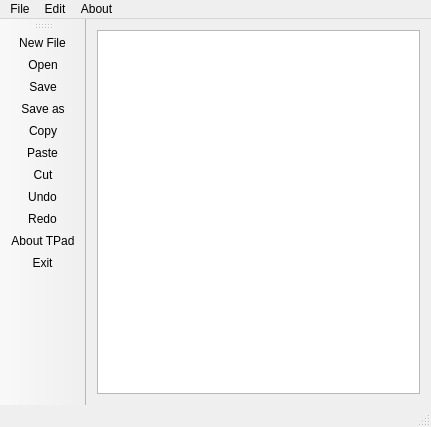
Old version of the form src/mainwindow.ui in the repository ZeroDot1/Clevit.
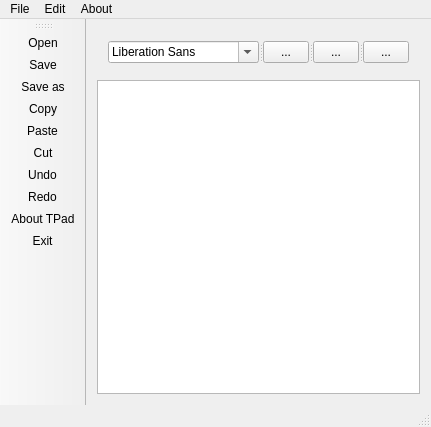
New version of the form. Icons and pictures are not drawn.

Commit message:
* Add Bold , Italic and Underline buttons
* Add a FontComboBox to change the font of the text

What changed in the file:
```diff
--- a/src/mainwindow.ui
+++ b/src/mainwindow.ui
@@ -18,7 +18,79 @@
     <normaloff>:/icons/icons/icon.png</normaloff>:/icons/icons/icon.png</iconset>
   </property>
   <widget class="QWidget" name="centralWidget">
-   <layout class="QHBoxLayout" name="horizontalLayout">
+   <layout class="QVBoxLayout" name="verticalLayout">
+    <item>
+     <widget class="QWidget" name="Toolbar" native="true">
+      <property name="enabled">
+       <bool>true</bool>
+      </property>
+      <layout class="QHBoxLayout" name="horizontalLayout">
+       <item>
+        <widget class="QSplitter" name="splitter">
+         <property name="orientation">
+          <enum>Qt::Horizontal</enum>
+         </property>
+         <widget class="QFontComboBox" name="fontComboBox">
+          <property name="maximumSize">
+           <size>
+            <width>151</width>
+            <height>23</height>
+           </size>
+          </property>
+          <property name="toolTip">
+           <string>Font</string>
+          </property>
+         </widget>
+         <widget class="QToolButton" name="boldBtn">
+          <property name="toolTip">
+           <string>Bold</string>
+          </property>
+          <property name="text">
+           <string>...</string>
+          </property>
+          <property name="icon">
+           <iconset theme="format-text-bold">
+            <normaloff>.</normaloff>.</iconset>
+          </property>
+          <property name="checkable">
+           <bool>true</bool>
+          </property>
+         </widget>
+         <widget class="QToolButton" name="italicBtn">
+          <property name="toolTip">
+           <string>Italic</string>
+          </property>
+          <property name="text">
+           <string>...</string>
+          </property>
+          <property name="icon">
+           <iconset theme="format-text-italic">
+            <normaloff>.</normaloff>.</iconset>
+          </property>
+          <property name="checkable">
+           <bool>true</bool>
+          </property>
+         </widget>
+         <widget class="QToolButton" name="underlineBtn">
+          <property name="toolTip">
+           <string>Underline</string>
+          </property>
+          <property name="text">
+           <string>...</string>
+          </property>
+          <property name="icon">
+           <iconset theme="format-text-underline">
+            <normaloff>.</normaloff>.</iconset>
+          </property>
+          <property name="checkable">
+           <bool>true</bool>
+          </property>
+         </widget>
+        </widget>
+       </item>
+      </layout>
+     </widget>
+    </item>
     <item>
      <widget class="QPlainTextEdit" name="plainTextEdit"/>
     </item>
@@ -70,7 +142,6 @@
    <attribute name="toolBarBreak">
     <bool>false</bool>
    </attribute>
-   <addaction name="actionNew_File"/>
    <addaction name="actionOpen"/>
    <addaction name="actionSave"/>
    <addaction name="actionSave_as"/>
```
The commit also changes 5 other files.
